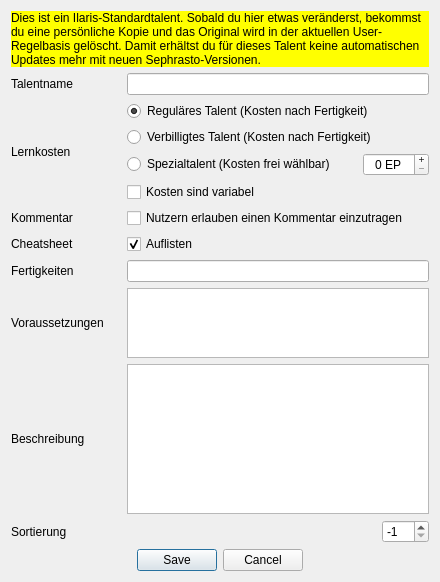
The window that UI/DatenbankEditTalent.ui (Aeolitus/Sephrasto) describes before a commit, drawn with Qt 5.
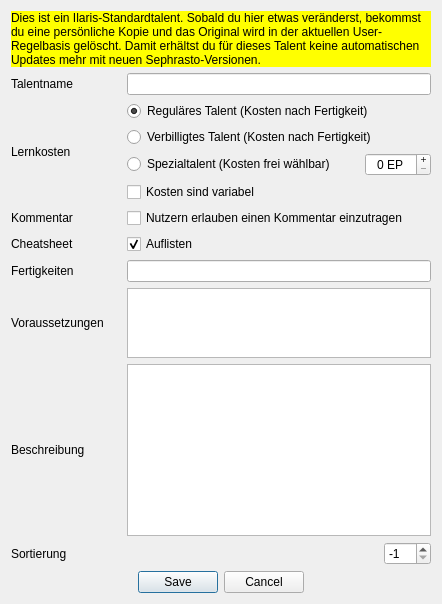
The same window after the commit.

```diff
--- a/UI/DatenbankEditTalent.ui
+++ b/UI/DatenbankEditTalent.ui
@@ -9,8 +9,8 @@
    <rect>
     <x>0</x>
     <y>0</y>
-    <width>440</width>
-    <height>581</height>
+    <width>442</width>
+    <height>604</height>
    </rect>
   </property>
   <property name="windowTitle">
```
Left out of the diff: 4 changed lines with no effect on the pictures.
